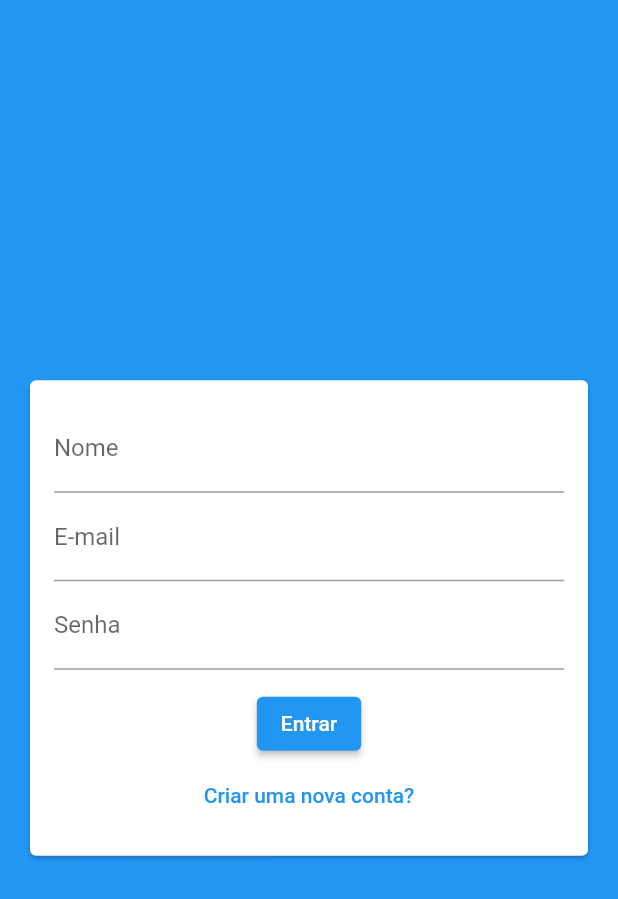
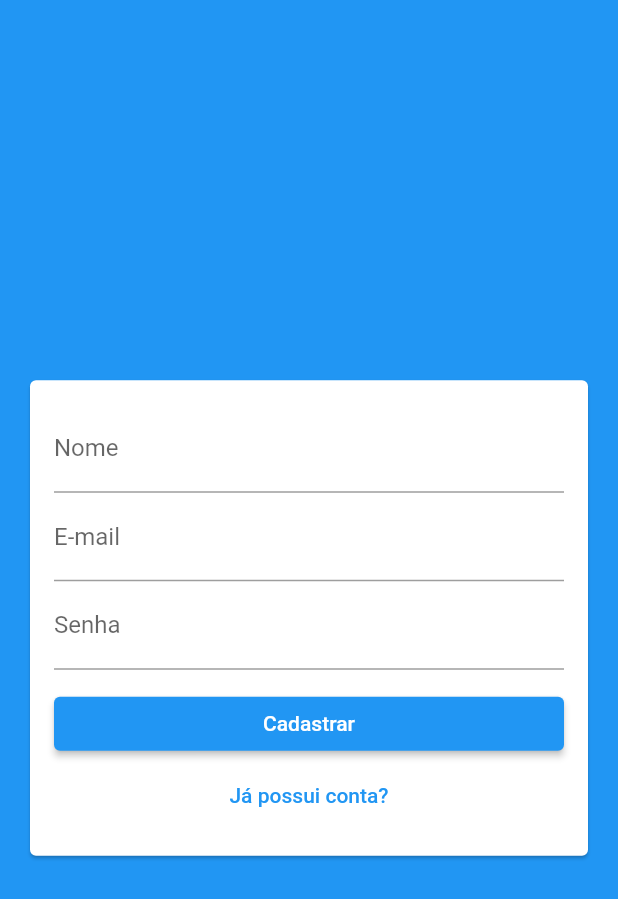
Before and after one commit to JFmaia/flutchat, a Flutter app: the AuthPage screen opened directly, after a tap on "Criar uma nova conta?", on a phone screen of 412 x 824 dp. Shown: the top 899 px of the screen. Run offline on Flutter 3.47's test engine with Material 2 defaults, Android fonts, the phone set to English and light mode, and no system bars.

Commit message:
Modified File
Modificando o formulario de autenticação, para alternar entre login e signup.

```diff
--- a/flutchat/lib/components/auth_form.dart
+++ b/flutchat/lib/components/auth_form.dart
@@ -1,3 +1,4 @@
+import 'package:flutchat/models/auth_form_data.dart';
 import 'package:flutter/material.dart';
 
 class AuthForm extends StatefulWidget {
@@ -8,6 +9,13 @@
 }
 
 class _AuthFormState extends State<AuthForm> {
+  final _formkey = GlobalKey<FormState>();
+  final _formData = AuthFormData();
+
+  void _submit() {
+    _formkey.currentState?.validate();
+  }
+
   @override
   Widget build(BuildContext context) {
     return SingleChildScrollView(
@@ -16,26 +24,57 @@
         child: Padding(
           padding: const EdgeInsets.all(16),
           child: Form(
+            key: _formkey,
             child: Column(
               children: [
+                if (_formData.isSignup)
+                  TextFormField(
+                    key: ValueKey('name'),
+                    initialValue: _formData.name,
+                    onChanged: (name) => _formData.name = name,
+                    decoration: InputDecoration(labelText: "Nome"),
+                  ),
                 TextFormField(
-                  decoration: InputDecoration(labelText: "Nome"),
-                ),
-                TextFormField(
+                  key: ValueKey('email'),
+                  initialValue: _formData.email,
+                  onChanged: (email) => _formData.email = email,
                   decoration: InputDecoration(labelText: "E-mail"),
                 ),
                 TextFormField(
+                  key: ValueKey('password'),
+                  initialValue: _formData.password,
+                  onChanged: (password) => _formData.password = password,
                   obscureText: true,
                   decoration: InputDecoration(labelText: "Senha"),
                 ),
                 SizedBox(height: 12),
-                ElevatedButton(
-                  onPressed: () {},
-                  child: Text("Entrar"),
+                Row(
+                  children: [
+                    Expanded(
+                      child: ElevatedButton(
+                        onPressed: _submit,
+                        child: Text(_formData.isLogin ? "Entrar" : "Cadastrar"),
+                      ),
+                    ),
+                  ],
                 ),
-                TextButton(
-                  onPressed: () {},
-                  child: Text("Criar uma nova conta?"),
+                Row(
+                  children: [
+                    Expanded(
+                      child: TextButton(
+                        child: Text(
+                          _formData.isLogin
+                              ? "Criar uma nova conta?"
+                              : "Já possui conta?",
+                        ),
+                        onPressed: () {
+                          setState(() {
+                            _formData.toggleAuthMode();
+                          });
+                        },
+                      ),
+                    ),
+                  ],
                 ),
               ],
             ),
```
